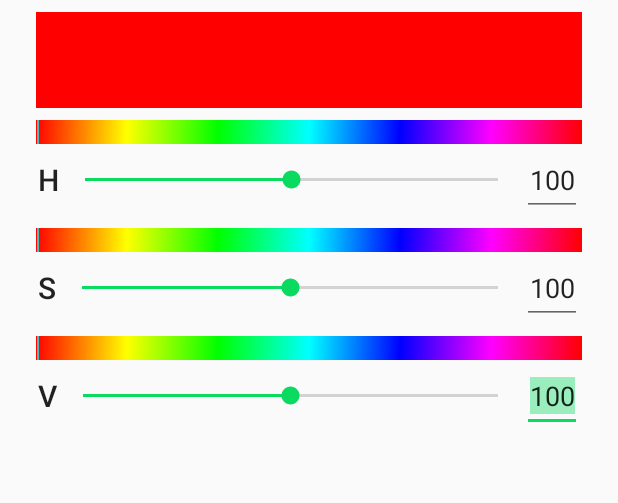
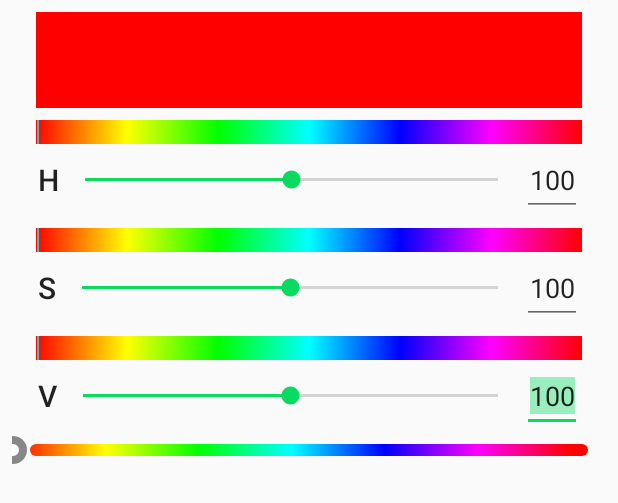
Before and after one commit to Aefyr/PXL, an Android app: the layout color_picker_2.xml on its own in the app's theme, with its tools: preview values and no code run, on a phone screen of 412 x 824 dp. Shown: the top 503 px of the screen. Run offline under Robolectric (Android 15) with nearby library versions, the phone set to English and light mode, and no system bars.

Commit message:
+Started work on new color picker seekbar

```diff
--- /dev/null
+++ b/app/src/main/java/com/aefyr/pxl/custom/HSVSeekBar.java
@@ -0,0 +1,170 @@
+package com.aefyr.pxl.custom;
+
+import android.content.Context;
+import android.graphics.Bitmap;
+import android.graphics.Canvas;
+import android.graphics.Color;
+import android.graphics.LinearGradient;
+import android.graphics.Paint;
+import android.graphics.RectF;
+import android.graphics.Shader;
+import android.support.annotation.Nullable;
+import android.util.AttributeSet;
+import android.util.Log;
+import android.view.MotionEvent;
+import android.view.View;
+
+import com.aefyr.pxl.util.Utils;
+
+/**
+ * Created by Aefyr on 16.02.2018.
+ */
+
+public class HSVSeekBar extends View {
+    public static final int MODE_H = 0;
+    public static final int MODE_S = 1;
+    public static final int MODE_V = 2;
+
+    private int mode = 0;
+    private int rounding = 8;
+
+    private float[] color = {0, 1, 1};
+    int[] colors;
+    private Paint paint;
+
+    private RectF gradientRectBorders;
+    private float gradientPadding = 8;
+
+    private float pointerAdditionalSize = 16;
+    private float rawPointerPosition = 0;
+    private float pointerStrokeWidth = 8;
+    private float segmentsCount;
+    private float segmentSize;
+
+    private Bitmap hBitmap;
+
+    public HSVSeekBar(Context context) {
+        super(context);
+        initialize();
+    }
+
+    public HSVSeekBar(Context context, @Nullable AttributeSet attrs) {
+        super(context, attrs);
+        initialize();
+    }
+
+    private void initialize(){
+        setMode(MODE_H);
+        paint = new Paint(Paint.ANTI_ALIAS_FLAG);
+        paint.setStrokeWidth(pointerStrokeWidth);
+        gradientPadding += pointerAdditionalSize;
+    }
+
+    public void setMode(int mode){
+        if(hBitmap!=null)
+            hBitmap.recycle();
+        hBitmap = null;
+
+        if(mode == MODE_H){
+            colors = new int[361];
+            segmentsCount = 361;
+        }else if(mode == MODE_S){
+            colors = new int[101];
+            segmentsCount = 101;
+        }else if (mode == MODE_V){
+            colors = new int[101];
+            segmentsCount = 101;
+        }else
+            throw new IllegalArgumentException("Invalid mode parameter");
+    }
+
+    public int getSelectedPosition(){
+        return (int) ((rawPointerPosition - gradientRectBorders.left)/segmentSize);
+    }
+
+    @Override
+    protected void onSizeChanged(int w, int h, int oldw, int oldh) {
+        super.onSizeChanged(w, h, oldw, oldh);
+        gradientRectBorders = new RectF(0+gradientPadding + (h - gradientPadding*2f)/2f, 0+gradientPadding, w-gradientPadding - (h - gradientPadding*2f)/2f, h-gradientPadding);
+        segmentSize = gradientRectBorders.width()/segmentsCount;
+
+        if(mode == MODE_H)
+            hBitmap = generateGradient();
+    }
+
+    @Override
+    protected void onDraw(Canvas canvas) {
+        super.onDraw(canvas);
+        drawGradient(canvas);
+        drawPointer(canvas);
+    }
+
+    private void drawGradient(Canvas c){
+        if(mode == MODE_H)
+            c.drawBitmap(hBitmap, 0, 0, paint);
+        else
+            renderGradient(c);
+    }
+
+    private void drawPointer(Canvas c){
+        int segment = getSelectedPosition();
+        Log.d("HSVSeekBar", "pos="+segment);
+        float boundPosition = segment*segmentSize + gradientRectBorders.left;
+        paint.setShader(null);
+        paint.setColor(Color.WHITE);
+        paint.setStyle(Paint.Style.FILL);
+        c.drawCircle(boundPosition, c.getHeight()/2f, gradientRectBorders.height()/2f + pointerAdditionalSize, paint);
+        paint.setColor(Color.GRAY);
+        paint.setStyle(Paint.Style.STROKE);
+        c.drawCircle(boundPosition, c.getHeight()/2f, gradientRectBorders.height()/2f + pointerAdditionalSize, paint);
+    }
+
+    //Used only for MODE_H since it has a static gradient
+    private Bitmap generateGradient(){
+        Bitmap bitmap = Bitmap.createBitmap(getWidth(), getHeight(), Bitmap.Config.ARGB_8888);
+        Canvas canvas = new Canvas(bitmap);
+        renderGradient(canvas);
+        return bitmap;
+    }
+
+    private void renderGradient(Canvas c){
+        if(mode == MODE_H){
+            color[1] = color[2] = 1;
+            for(int i = 0; i<=360; i++){
+                color[0] = i;
+                colors[i] = Color.HSVToColor(color);
+            }
+        }else{
+            for(int i = 0; i<=100; i++){
+                color[mode] = ((float)i)/100f;
+                colors[i] = Color.HSVToColor(color);
+            }
+        }
+
+        paint.setShader(new LinearGradient(0, 0, gradientRectBorders.width(), gradientRectBorders.height(), colors, null, Shader.TileMode.CLAMP));
+        c.drawRoundRect(gradientRectBorders, rounding, rounding, paint);
+    }
+
+    @Override
+    public boolean onTouchEvent(MotionEvent event) {
+        if(event.getAction() == MotionEvent.ACTION_DOWN){
+            rawPointerPosition = Utils.clamp(event.getX(), gradientRectBorders.left, gradientRectBorders.right);
+            invalidate();
+            return true;
+        }
+
+        if(event.getAction() == MotionEvent.ACTION_MOVE){
+            rawPointerPosition = Utils.clamp(event.getX(), gradientRectBorders.left, gradientRectBorders.right);
+            invalidate();
+            return true;
+        }
+
+        if (event.getAction() == MotionEvent.ACTION_UP){
+            rawPointerPosition = Utils.clamp(event.getX(), gradientRectBorders.left, gradientRectBorders.right);
+            invalidate();
+            return true;
+        }
+
+        return super.onTouchEvent(event);
+    }
+}
--- a/app/src/main/java/com/aefyr/pxl/projects/ProjectsUtils.java
+++ b/app/src/main/java/com/aefyr/pxl/projects/ProjectsUtils.java
@@ -97,7 +97,7 @@ public class ProjectsUtils {
 
         writeMeta(project);
 
-        File bitmapPath = new File(newProjectDirectory, "image.pxl");
+        File bitmapPath = new File(newProjectDirectory, "image.png");
         Bitmap b = Bitmap.createBitmap(pixelWidth, pixelHeight, Bitmap.Config.ARGB_8888);
         if (!transparentBackground) {
             Canvas c = new Canvas(b);
@@ -111,7 +111,7 @@ public class ProjectsUtils {
     }
 
     static void writeMeta(Project project){
-        File meta = new File(project.directory, ".pxlmeta");
+        File meta = new File(project.directory, ".meta");
         if(!meta.exists()) {
             try {
                 meta.createNewFile();
@@ -136,7 +136,7 @@ public class ProjectsUtils {
             name += " " + a;
         }
         Project project = createNewProject(name, bitmap.getWidth(), bitmap.getHeight(), "Default", bitmap.hasAlpha());
-        Utils.saveBitmap(bitmap, new File(project.directory, "image.pxl"));
+        Utils.saveBitmap(bitmap, project.imageFile);
 
         updateVersion();
         return project;
--- a/app/src/main/res/layout/color_picker_2.xml
+++ b/app/src/main/res/layout/color_picker_2.xml
@@ -1,7 +1,5 @@
 <?xml version="1.0" encoding="utf-8"?>
 <RelativeLayout xmlns:android="http://schemas.android.com/apk/res/android"
-    xmlns:app="http://schemas.android.com/apk/res-auto"
-    xmlns:tools="http://schemas.android.com/tools"
     android:layout_width="match_parent"
     android:layout_height="match_parent"
     android:padding="8dp">
@@ -169,4 +167,11 @@
         android:singleLine="true"
         android:text="100" />
 
+    <com.aefyr.pxl.custom.HSVSeekBar
+        android:id="@+id/HSVSeekBar"
+        android:layout_width="match_parent"
+        android:layout_height="24dp"
+        android:layout_alignParentStart="true"
+        android:layout_below="@+id/textView8" />
+
 </RelativeLayout>
```
Also changed, not shown: app/src/main/java/com/aefyr/pxl/history/CanvasHistoryH.java (+2 -6 lines), app/src/main/java/com/aefyr/pxl/history/InfiniteCanvasHistory.java (+2 -5 lines), app/src/main/java/com/aefyr/pxl/projects/Project.java (+6 -4 lines).
